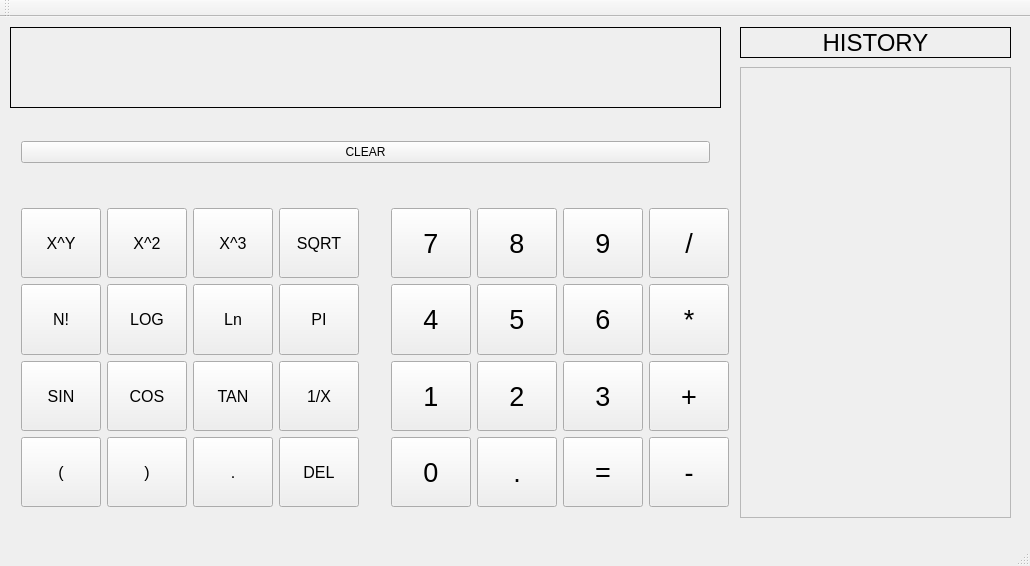
Old version of the form mainwindow.ui in the repository xzeck/ScientificCalculator.
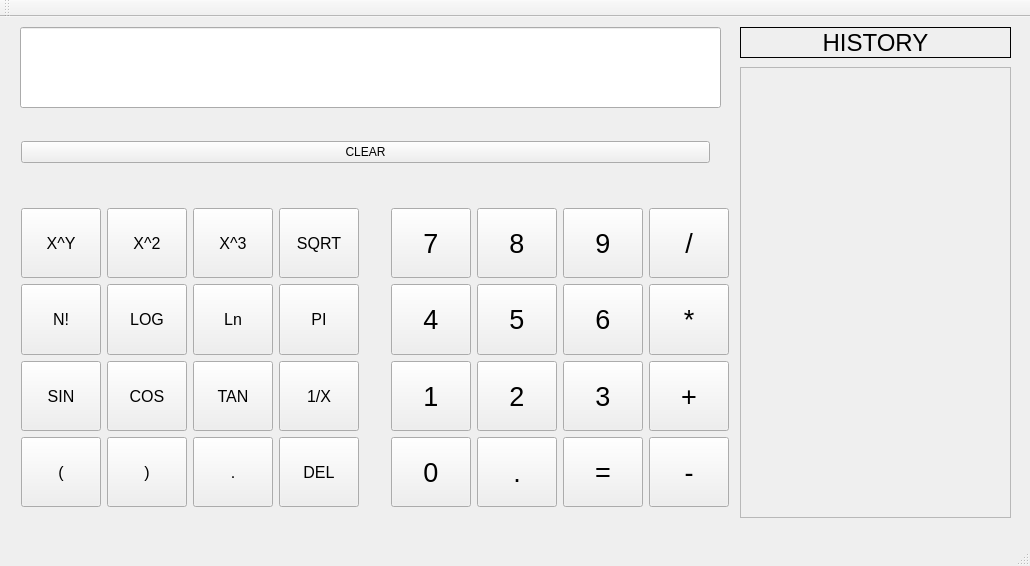
New version of the form.

The edit to the form file:
```diff
--- a/mainwindow.ui
+++ b/mainwindow.ui
@@ -672,31 +672,7 @@
      </item>
     </layout>
    </widget>
-   <widget class="QLabel" name="Display">
-    <property name="geometry">
-     <rect>
-      <x>10</x>
-      <y>10</y>
-      <width>711</width>
-      <height>81</height>
-     </rect>
-    </property>
-    <property name="font">
-     <font>
-      <pointsize>18</pointsize>
-     </font>
-    </property>
-    <property name="layoutDirection">
-     <enum>Qt::RightToLeft</enum>
-    </property>
-    <property name="frameShape">
-     <enum>QFrame::Box</enum>
-    </property>
-    <property name="text">
-     <string/>
-    </property>
-   </widget>
-   <widget class="QLabel" name="Display_2">
+   <widget class="QLabel" name="HistoryTag">
     <property name="geometry">
      <rect>
       <x>740</x>
@@ -746,6 +722,30 @@
      </property>
     </widget>
    </widget>
+   <widget class="QLineEdit" name="Display">
+    <property name="geometry">
+     <rect>
+      <x>20</x>
+      <y>10</y>
+      <width>701</width>
+      <height>81</height>
+     </rect>
+    </property>
+    <property name="font">
+     <font>
+      <pointsize>18</pointsize>
+     </font>
+    </property>
+    <property name="layoutDirection">
+     <enum>Qt::RightToLeft</enum>
+    </property>
+    <property name="alignment">
+     <set>Qt::AlignBottom|Qt::AlignRight|Qt::AlignTrailing</set>
+    </property>
+    <property name="readOnly">
+     <bool>true</bool>
+    </property>
+   </widget>
   </widget>
   <widget class="QMenuBar" name="menuBar">
    <property name="geometry">
```
Left out of the diff: 2 changed lines with no effect on the pictures.
